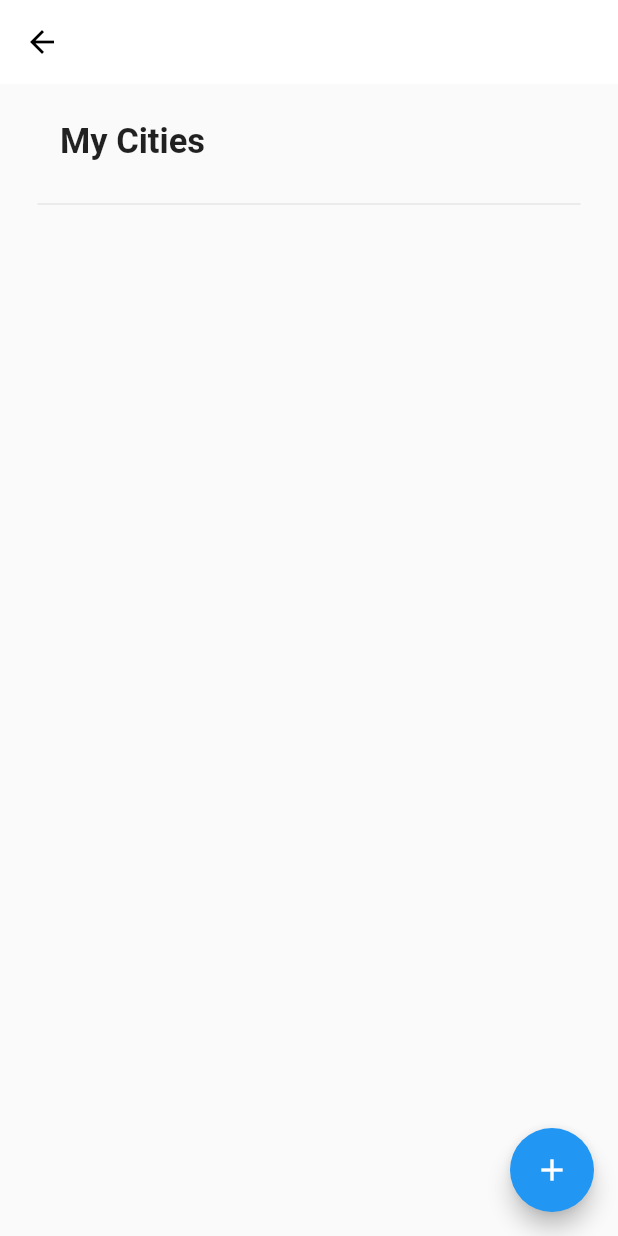
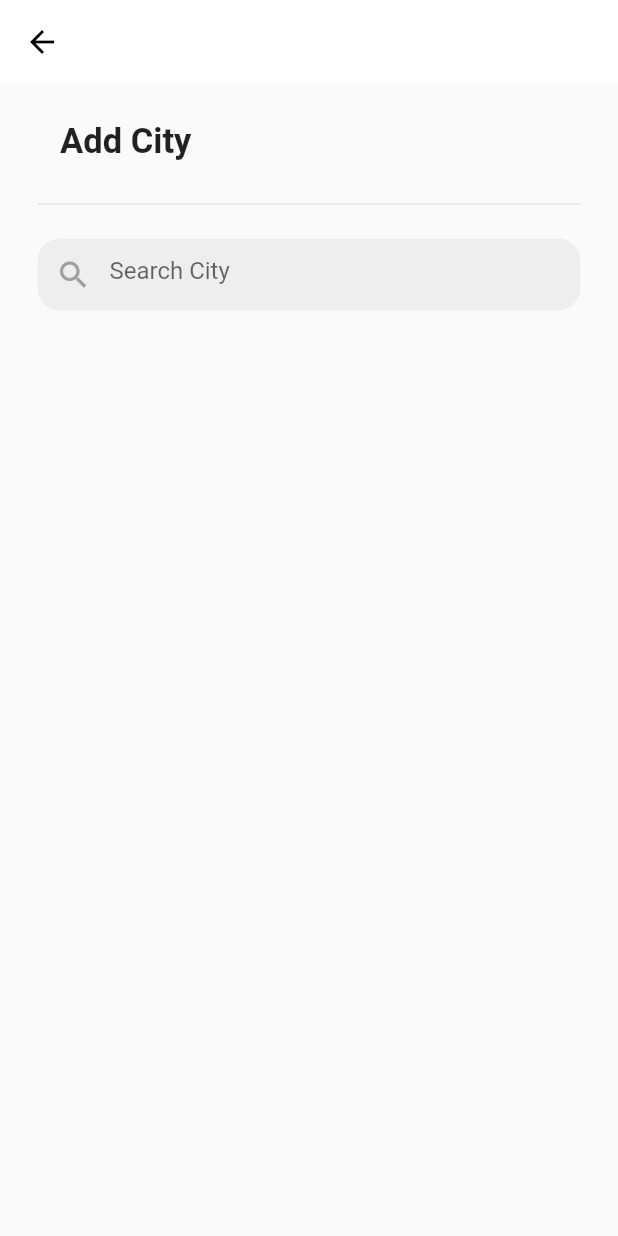
Before and after one commit to linkjavier/weatherapp, a Flutter app: the CitiesPage screen opened directly, after a tap on the "add" icon, on a phone screen of 412 x 824 dp. Run offline on Flutter 3.47's test engine with Material 2 defaults, Android fonts, the phone set to English and light mode, and no system bars; missing offline and left inert: dart:ffi.

Commit message:
Activate http: any, Added add_city_page with add new city button and call wather API. Added Debouncer to wait 1 second to request, url to api added to data_constant

```diff
--- /dev/null
+++ b/lib/data/data_constants.dart
@@ -0,0 +1 @@
+const api = 'https://www.metaweather.com/api/location/';
--- /dev/null
+++ b/lib/model/city.dart
@@ -0,0 +1,13 @@
+class City {
+  final String title;
+  final int id;
+
+  City({this.title, this.id});
+
+  factory City.fromJson(Map<String, dynamic> map) {
+    return City(
+      id: map['woeid'],
+      title: map['title'],
+    );
+  }
+}
--- /dev/null
+++ b/lib/ui/cities/add/add_city_page.dart
@@ -0,0 +1,112 @@
+import 'dart:convert';
+import 'dart:ffi';
+import 'package:flutter/material.dart';
+import 'package:flutter/rendering.dart';
+import 'package:weatherflut/data/data_constants.dart';
+import 'package:weatherflut/model/city.dart';
+import 'package:weatherflut/ui/cities/ui_constants.dart';
+import 'package:weatherflut/ui/common/debouncer.dart';
+import 'package:weatherflut/ui/common/header_widget.dart';
+import 'package:http/http.dart' as http;
+
+class AddCityPage extends StatefulWidget {
+  @override
+  _AddCityPageState createState() => _AddCityPageState();
+}
+
+class _AddCityPageState extends State<AddCityPage> {
+  Debouncer _debouncer;
+  List<City> _cities;
+
+  @override
+  void initState() {
+    super.initState();
+    _debouncer = Debouncer();
+    _cities = <City>[];
+  }
+
+  @override
+  void dispose() {
+    super.dispose();
+    _debouncer?.dismount();
+  }
+
+  void onChangedText(String text) {
+    _debouncer.run(() {
+      requestSearch(text);
+    });
+  }
+
+  void requestSearch(String text) async {
+    final url = '${api}search/?query=$text';
+    final response = await http.get(url);
+    final data = jsonDecode(response.body) as List;
+    setState(() {
+      _cities = data.map((e) => City.fromJson(e)).toList();
+    });
+  }
+
+  @override
+  Widget build(BuildContext context) {
+    return Scaffold(
+      appBar: AppBar(
+        backgroundColor: Colors.white,
+        elevation: 0,
+        iconTheme: IconThemeData(
+          color: Colors.black,
+        ),
+      ),
+      body: Padding(
+        padding: const EdgeInsets.all(25),
+        child: Column(
+          crossAxisAlignment: CrossAxisAlignment.stretch,
+          children: <Widget>[
+            HeaderWidget(
+              title: 'Add City',
+            ),
+            const SizedBox(
+              height: 15,
+            ),
+            ClipRRect(
+              borderRadius: BorderRadius.circular(15.0),
+              child: TextField(
+                onChanged: onChangedText,
+                decoration: InputDecoration(
+                    focusedBorder: InputBorder.none,
+                    border: InputBorder.none,
+                    filled: true,
+                    hintText: 'Search City',
+                    fillColor: Colors.grey[200],
+                    prefixIcon: Icon(
+                      Icons.search,
+                      color: Colors.grey,
+                    )),
+              ),
+            ),
+            const SizedBox(
+              height: 25,
+            ),
+            Expanded(
+              child: ListView.builder(
+                itemCount: _cities.length,
+                itemBuilder: (context, index) {
+                  final city = _cities[index];
+                  return ListTile(
+                    title: Text(city.title),
+                    trailing: IconButton(
+                      icon: Icon(
+                        Icons.add,
+                        color: primaryColor,
+                      ),
+                      onPressed: () => print(city.title),
+                    ),
+                  );
+                },
+              ),
+            ),
+          ],
+        ),
+      ),
+    );
+  }
+}
--- a/lib/ui/cities/cities_page.dart
+++ b/lib/ui/cities/cities_page.dart
@@ -1,8 +1,27 @@
 import 'package:flutter/material.dart';
 import 'package:flutter/rendering.dart';
+import 'package:weatherflut/ui/cities/add/add_city_page.dart';
+import 'package:weatherflut/ui/cities/ui_constants.dart';
 import 'package:weatherflut/ui/common/header_widget.dart';
 
 class CitiesPage extends StatelessWidget {
+  void handleNavigatePress(BuildContext context) {
+    Navigator.of(context).push(
+      PageRouteBuilder(
+        transitionDuration: const Duration(milliseconds: 400),
+        pageBuilder: (_, animation1, animation2) {
+          return SlideTransition(
+            position: Tween<Offset>(
+              begin: Offset(0.0, 1.0),
+              end: Offset(0.0, 0.0),
+            ).animate(animation1),
+            child: AddCityPage(),
+          );
+        },
+      ),
+    );
+  }
+
   @override
   Widget build(BuildContext context) {
     return Scaffold(
@@ -15,7 +34,8 @@ class CitiesPage extends StatelessWidget {
       ),
       floatingActionButton: FloatingActionButton(
         child: Icon(Icons.add),
-        onPressed: () {},
+        backgroundColor: primaryColor,
+        onPressed: () => handleNavigatePress(context),
       ),
       body: Padding(
         padding: const EdgeInsets.all(25),
@@ -25,6 +45,11 @@ class CitiesPage extends StatelessWidget {
             HeaderWidget(
               title: 'My Cities',
             ),
+            Expanded(
+              child: Center(
+                child: Text('Yoy have not cities :('),
+              ),
+            )
           ],
         ),
       ),
--- /dev/null
+++ b/lib/ui/common/debouncer.dart
@@ -0,0 +1,16 @@
+import 'dart:async';
+import 'package:flutter/painting.dart';
+
+class Debouncer {
+  Timer _timer;
+
+  void run(VoidCallback callback) {
+    _timer?.cancel();
+    _timer = Timer(
+      const Duration(seconds: 1),
+      callback,
+    );
+  }
+
+  void dismount() => _timer?.cancel();
+}
--- a/pubspec.yaml
+++ b/pubspec.yaml
@@ -28,6 +28,7 @@ dependencies:
   # The following adds the Cupertino Icons font to your application.
   # Use with the CupertinoIcons class for iOS style icons.
   cupertino_icons: ^0.1.3
+  http: any
 
 dev_dependencies:
   flutter_test:
```
Also changed, not shown: pubspec.lock.
